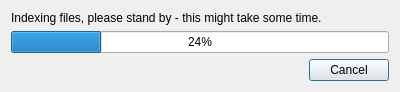
This is indexdirdlg.ui in seanet7or/mosaicit as Qt 5 draws it before an edit. The edited form follows.
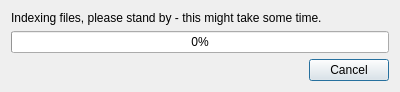
This is the edited form.

Commit message: set 0% as default value in progress bars to avoid flickering when opening new dialogs

Diff of the .ui file:
```diff
--- a/indexdirdlg.ui
+++ b/indexdirdlg.ui
@@ -29,7 +29,7 @@
      <item row="1" column="0" colspan="2">
       <widget class="QProgressBar" name="progressBar">
        <property name="value">
-        <number>24</number>
+        <number>0</number>
        </property>
       </widget>
      </item>
```
The commit also changes 1 other file.
